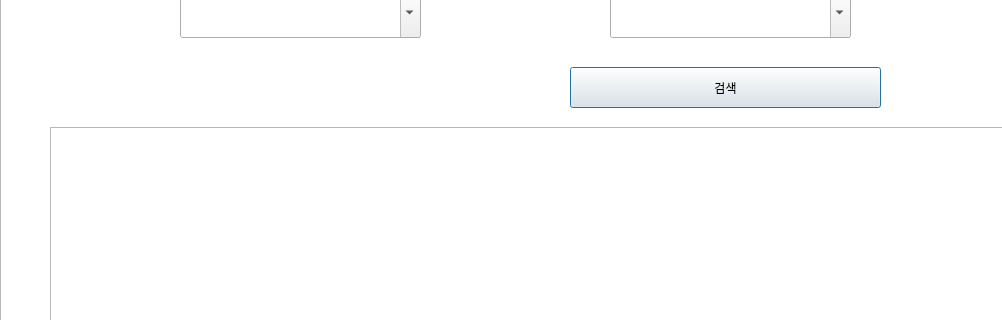
Above: search.ui from BUMJH0121/guildwar before the change; both pictures show x 0 to 1002 and y 93 to 413 of the 1341 by 751 pixel window. Below: the same form after it.
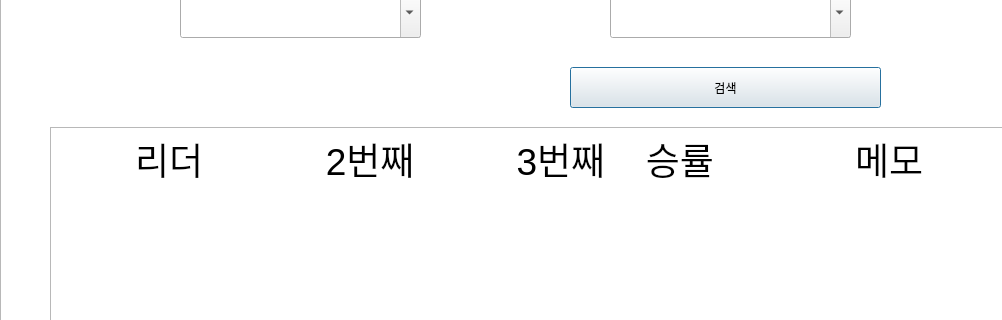
That is the form after the change. Icons and pictures are not drawn.

```diff
--- a/search.ui
+++ b/search.ui
@@ -180,6 +180,16 @@
      <height>451</height>
     </rect>
    </property>
+   <property name="styleSheet">
+    <string notr="true"/>
+   </property>
+   <property name="html">
+    <string>&lt;!DOCTYPE HTML PUBLIC &quot;-//W3C//DTD HTML 4.0//EN&quot; &quot;http://www.w3.org/TR/REC-html40/strict.dtd&quot;&gt;
+&lt;html&gt;&lt;head&gt;&lt;meta name=&quot;qrichtext&quot; content=&quot;1&quot; /&gt;&lt;style type=&quot;text/css&quot;&gt;
+p, li { white-space: pre-wrap; }
+&lt;/style&gt;&lt;/head&gt;&lt;body style=&quot; font-family:'Gulim'; font-size:9pt; font-weight:400; font-style:normal;&quot;&gt;
+&lt;p style=&quot; margin-top:0px; margin-bottom:0px; margin-left:0px; margin-right:0px; -qt-block-indent:0; text-indent:0px;&quot;&gt;&lt;span style=&quot; font-size:28pt;&quot;&gt;	리더		   2번째	      3번째	   승률		메모&lt;/span&gt;&lt;/p&gt;&lt;/body&gt;&lt;/html&gt;</string>
+   </property>
   </widget>
   <widget class="QPushButton" name="RETURN">
    <property name="geometry">
```
Left out of the diff: 9 changed lines with no effect on the pictures.
